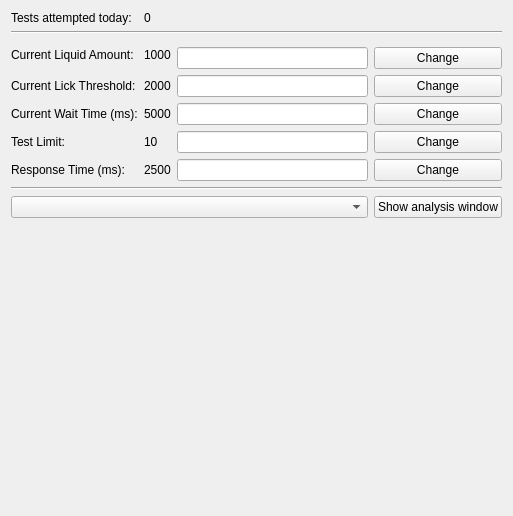
First picture: the form in Python/gui/mousewin.ui, repository yagarwal123/autonomouse, before the edit.
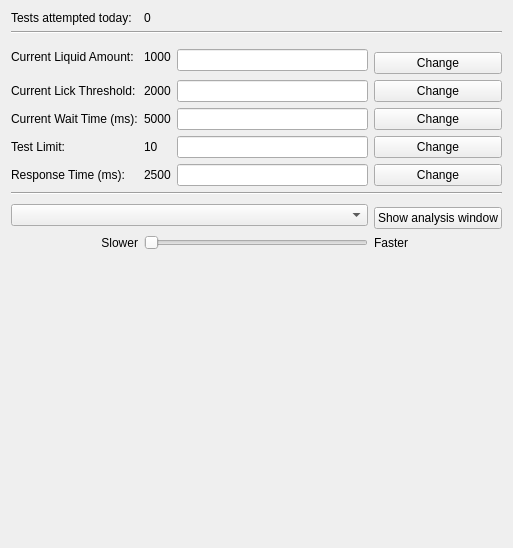
Second picture: the form after the edit. Custom widgets are drawn as their Qt base class.

```diff
--- a/Python/gui/mousewin.ui
+++ b/Python/gui/mousewin.ui
@@ -6,170 +6,183 @@
    <rect>
     <x>0</x>
     <y>0</y>
-    <width>509</width>
-    <height>516</height>
+    <width>503</width>
+    <height>482</height>
    </rect>
   </property>
   <property name="windowTitle">
    <string>Form</string>
   </property>
   <layout class="QGridLayout" name="gridLayout">
-   <item row="0" column="0">
+   <item row="0" column="0" colspan="2">
     <widget class="QLabel" name="label_5">
      <property name="text">
       <string>Tests attempted today:</string>
      </property>
     </widget>
    </item>
-   <item row="0" column="1">
+   <item row="0" column="2">
     <widget class="QLabel" name="test_no_disp">
      <property name="text">
       <string>0</string>
      </property>
     </widget>
    </item>
-   <item row="1" column="0" colspan="4">
+   <item row="1" column="0" colspan="5">
     <widget class="Line" name="line">
      <property name="orientation">
       <enum>Qt::Horizontal</enum>
      </property>
     </widget>
    </item>
-   <item row="2" column="0" rowspan="2">
+   <item row="2" column="0" rowspan="3" colspan="2">
     <widget class="QLabel" name="label">
      <property name="text">
       <string>Current Liquid Amount:</string>
      </property>
     </widget>
    </item>
-   <item row="2" column="1" rowspan="2">
+   <item row="2" column="2" rowspan="3">
     <widget class="QLabel" name="liq_am_disp">
      <property name="text">
       <string>1000</string>
      </property>
     </widget>
    </item>
-   <item row="3" column="2">
+   <item row="3" column="3" rowspan="2">
     <widget class="QLineEdit" name="liquidLineEdit"/>
    </item>
-   <item row="3" column="3">
+   <item row="4" column="4">
     <widget class="QPushButton" name="changeliquidButton">
      <property name="text">
       <string>Change</string>
      </property>
     </widget>
    </item>
-   <item row="4" column="0">
+   <item row="5" column="0" colspan="2">
     <widget class="QLabel" name="label_2">
      <property name="text">
       <string>Current Lick Threshold:</string>
      </property>
     </widget>
    </item>
-   <item row="4" column="1">
+   <item row="5" column="2">
     <widget class="QLabel" name="lick_thresh_disp">
      <property name="text">
       <string>2000</string>
      </property>
     </widget>
    </item>
-   <item row="4" column="2">
+   <item row="5" column="3">
     <widget class="QLineEdit" name="lickLineEdit"/>
    </item>
-   <item row="4" column="3">
+   <item row="5" column="4">
     <widget class="QPushButton" name="changelickButton">
      <property name="text">
       <string>Change</string>
      </property>
     </widget>
    </item>
-   <item row="5" column="0">
+   <item row="6" column="0" colspan="2">
     <widget class="QLabel" name="label_3">
      <property name="text">
       <string>Current Wait Time (ms):</string>
      </property>
     </widget>
    </item>
-   <item row="5" column="1">
+   <item row="6" column="2">
     <widget class="QLabel" name="waittime_disp">
      <property name="text">
       <string>5000</string>
      </property>
     </widget>
    </item>
-   <item row="5" column="2">
+   <item row="6" column="3">
     <widget class="QLineEdit" name="waittimeLineEdit"/>
    </item>
-   <item row="5" column="3">
+   <item row="6" column="4">
     <widget class="QPushButton" name="changewaittimeButton">
      <property name="text">
       <string>Change</string>
      </property>
     </widget>
    </item>
-   <item row="6" column="0">
+   <item row="7" column="0">
     <widget class="QLabel" name="label_4">
      <property name="text">
       <string>Test Limit:</string>
      </property>
     </widget>
    </item>
-   <item row="6" column="1">
+   <item row="7" column="2">
     <widget class="QLabel" name="test_lim_disp">
      <property name="text">
       <string>10</string>
      </property>
     </widget>
    </item>
-   <item row="6" column="2">
+   <item row="7" column="3">
     <widget class="QLineEdit" name="testLimLineEdit"/>
    </item>
-   <item row="6" column="3">
+   <item row="7" column="4">
     <widget class="QPushButton" name="changeTestLimButton">
      <property name="text">
       <string>Change</string>
      </property>
     </widget>
    </item>
-   <item row="7" column="0">
+   <item row="8" column="0" colspan="2">
     <widget class="QLabel" name="label_6">
      <property name="text">
       <string>Response Time (ms):</string>
      </property>
     </widget>
    </item>
-   <item row="7" column="1">
+   <item row="8" column="2">
     <widget class="QLabel" name="resp_disp">
      <property name="text">
       <string>2500</string>
      </property>
     </widget>
    </item>
-   <item row="7" column="2">
+   <item row="8" column="3">
     <widget class="QLineEdit" name="respLineEdit"/>
    </item>
-   <item row="7" column="3">
+   <item row="8" column="4">
     <widget class="QPushButton" name="changeRespButton">
      <property name="text">
       <string>Change</string>
      </property>
     </widget>
    </item>
-   <item row="8" column="0" colspan="4">
+   <item row="9" column="0" colspan="5">
     <widget class="Line" name="line_2">
      <property name="orientation">
       <enum>Qt::Horizontal</enum>
      </property>
     </widget>
    </item>
-   <item row="10" column="3">
+   <item row="10" column="0" rowspan="2" colspan="4">
+    <widget class="QComboBox" name="test_select"/>
+   </item>
+   <item row="11" column="4">
     <widget class="QPushButton" name="showAnalysisButton">
      <property name="text">
       <string>Show analysis window</string>
      </property>
     </widget>
    </item>
-   <item row="11" column="0" colspan="4">
+   <item row="12" column="4">
+    <widget class="QLabel" name="label_8">
+     <property name="text">
+      <string>Faster</string>
+     </property>
+     <property name="alignment">
+      <set>Qt::AlignLeading|Qt::AlignLeft|Qt::AlignVCenter</set>
+     </property>
+    </widget>
+   </item>
+   <item row="13" column="0" colspan="5">
     <widget class="MplWidget" name="plotWid" native="true">
      <property name="minimumSize">
       <size>
@@ -179,8 +192,22 @@
      </property>
     </widget>
    </item>
-   <item row="10" column="0" colspan="3">
-    <widget class="QComboBox" name="test_select"/>
+   <item row="12" column="2" colspan="2">
+    <widget class="QSlider" name="horizontalSlider">
+     <property name="orientation">
+      <enum>Qt::Horizontal</enum>
+     </property>
+    </widget>
+   </item>
+   <item row="12" column="0" colspan="2">
+    <widget class="QLabel" name="label_7">
+     <property name="text">
+      <string>Slower</string>
+     </property>
+     <property name="alignment">
+      <set>Qt::AlignRight|Qt::AlignTrailing|Qt::AlignVCenter</set>
+     </property>
+    </widget>
    </item>
   </layout>
  </widget>
```
